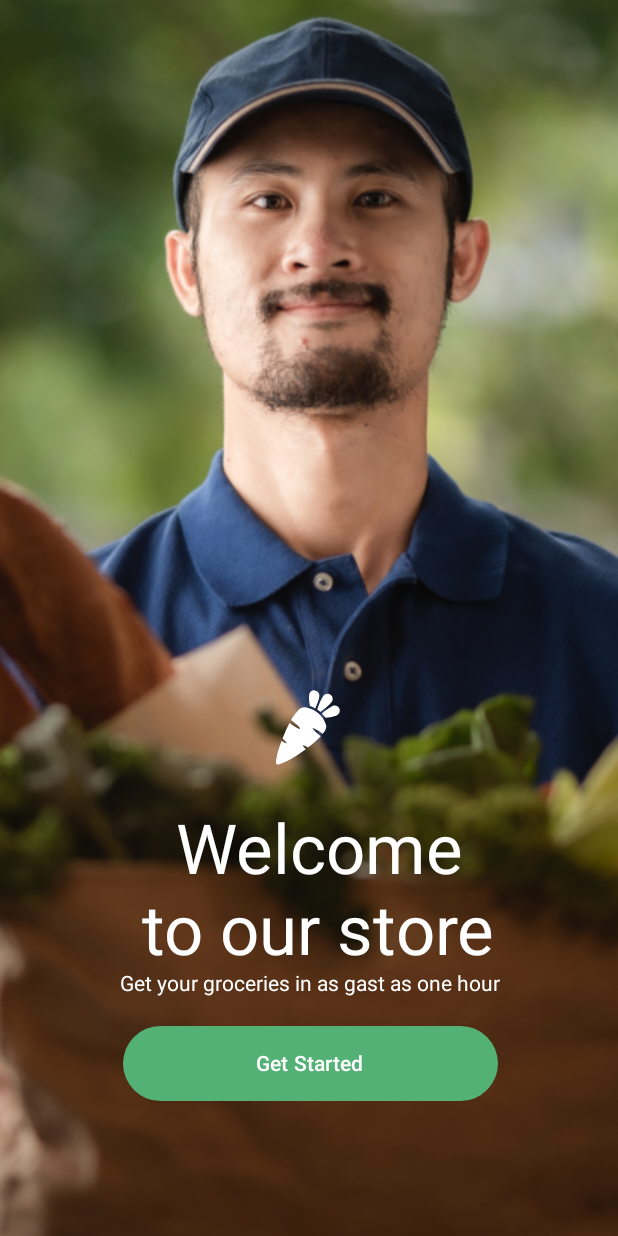
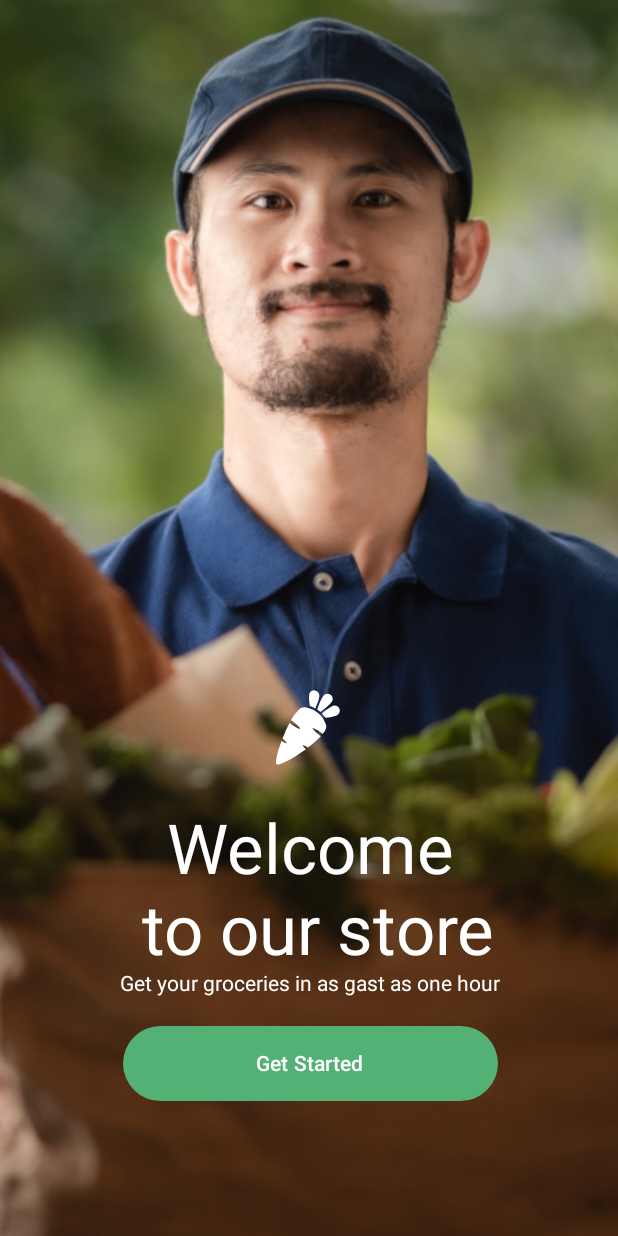
Before and after one commit to Yecksson7/AppMobileNectar, an Android app built with Jetpack Compose: the @Preview function OnboardingScreen, on a phone screen of 412 x 824 dp. Run offline under Robolectric (Android 15) with nearby library versions, the phone set to English and light mode, and no system bars.

```diff
--- a/app/src/main/java/com/example/nectarapplication/screens/Login/LoginViewModel.kt
+++ b/app/src/main/java/com/example/nectarapplication/screens/login/LoginViewModel.kt
@@ -1,4 +1,4 @@
-package com.example.nectarapplication.screens.Login
+package com.example.nectarapplication.screens.login
 
 import androidx.compose.runtime.getValue
 import androidx.compose.runtime.mutableStateOf
@@ -20,7 +20,7 @@ class LoginViewModel : ViewModel() {
 
     init {
         val retrofit = Retrofit.Builder()
-            .baseUrl("https://fakestoreapi.com/auth/login") // Reemplaza con la URL de tu API
+            .baseUrl("https://fakestoreapi.com/") // Reemplaza con la URL de tu API
             .addConverterFactory(GsonConverterFactory.create())
             .build()
 
--- a/app/src/main/java/com/example/nectarapplication/screens/onboarding/OnboardingScreen.kt
+++ b/app/src/main/java/com/example/nectarapplication/screens/onboarding/OnboardingScreen.kt
@@ -39,9 +39,12 @@ fun OnboardingScreen() {
         Column(modifier = Modifier.absoluteOffset(x=80.dp, y = 540.dp),
             horizontalAlignment = CenterHorizontally){
 
-            Text("   Welcome\n to our store",
+            Text("Welcome",
                 color = androidx.compose.ui.graphics.Color.White,
                 fontSize = 46.sp)
+            Text(" to our store",
+                color = androidx.compose.ui.graphics.Color.White,
+                fontSize = 46.sp,)
 
             Text(text = "Get your groceries in as gast as one hour",
                 color = androidx.compose.ui.graphics.Color.White)
--- a/app/src/main/java/com/example/nectarapplication/screens/singUp/SignUpScreen.kt
+++ b/app/src/main/java/com/example/nectarapplication/screens/singUp/SignUpScreen.kt
@@ -31,8 +31,8 @@ import androidx.compose.ui.tooling.preview.Preview
 import androidx.compose.ui.unit.dp
 import androidx.compose.ui.unit.sp
 import com.example.nectarapplication.R
-import com.example.nectarapplication.screens.Login.GreenText
-import com.example.nectarapplication.screens.Login.PasswordTextField
+import com.example.nectarapplication.screens.login.GreenText
+import com.example.nectarapplication.screens.login.PasswordTextField
 
 @Preview(showBackground = true)
 @Composable
```
Also changed, not shown: app/src/main/java/com/example/nectarapplication/screens/login/LoginScreen.kt (renamed from app/src/main/java/com/example/nectarapplication/screens/Login/LoginScreen.kt, +13 -19 lines).
